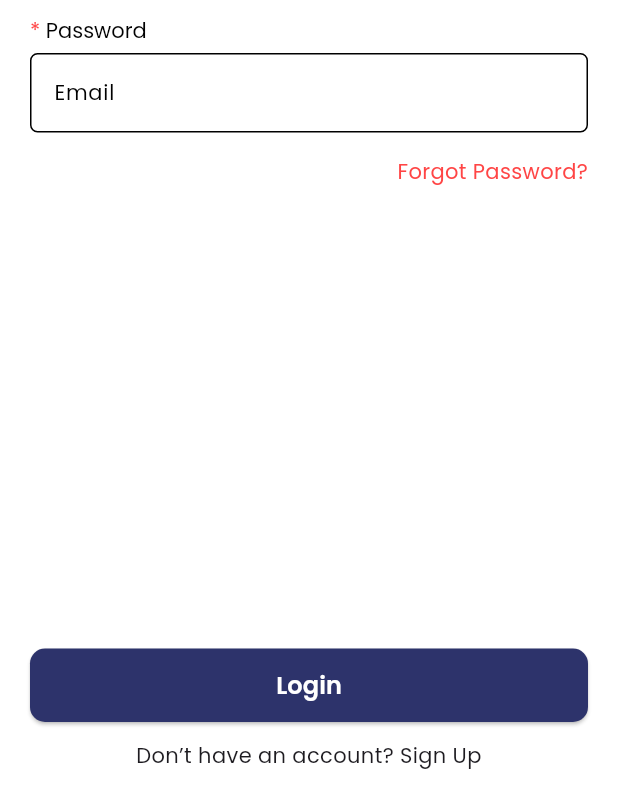
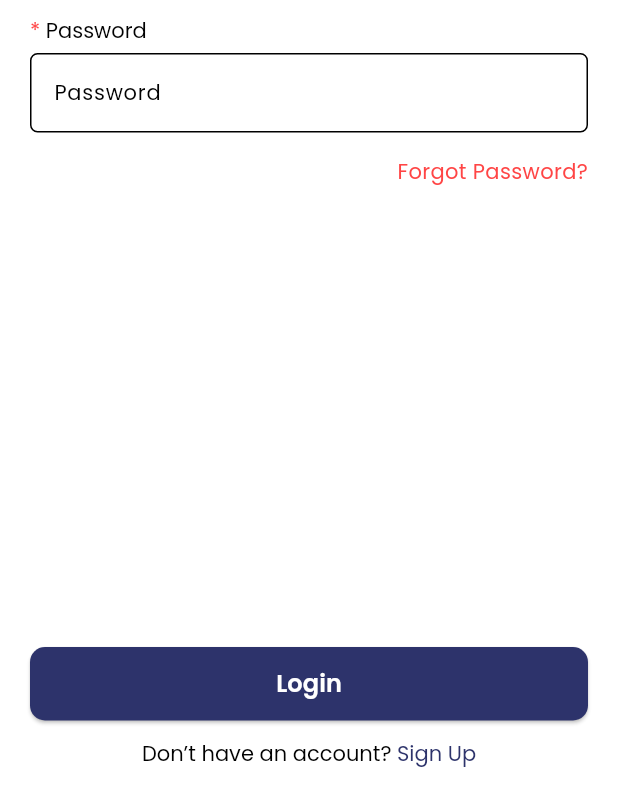
Before and after one commit to TediHidayat07/newshive, a Flutter app: the screen it shows after launch, after a tap on "Skip", after a tap on "Get Started", on a phone screen of 412 x 824 dp. Shown: the part 436-1233 px from the top of the screen. Run offline on Flutter 3.47's test engine with Material 3 defaults, Android fonts, the phone set to English and light mode, and no system bars; our stand-ins replace flutter_screenutil, go_router, google_fonts, smooth_page_indicator.

```diff
--- a/lib/views/login_screen.dart
+++ b/lib/views/login_screen.dart
@@ -1,7 +1,12 @@
+import 'dart:developer';
+
 import 'package:flutter/material.dart';
+import 'package:go_router/go_router.dart';
 import 'package:newshive/views/utils/custom_form_field.dart';
 import 'package:newshive/views/utils/form_validator.dart';
 import 'package:newshive/views/widgets/primary_button.dart';
+import 'package:newshive/views/widgets/rich_text_widget.dart';
+import '../routes/route_names.dart';
 import 'utils/helper.dart';
 
 class LoginScreen extends StatefulWidget {
@@ -29,35 +34,22 @@ class _LoginScreenState extends State<LoginScreen> {
             child: Column(
               crossAxisAlignment: CrossAxisAlignment.start,
               children: [
-                RichText(
-                  text: TextSpan(
-                    text: 'Hello',
-                    style: headline1.copyWith(
-                      color: cBlack,
-                      fontWeight: semibold,
-                    ),
-                    children: [
-                      TextSpan(
-                        text: '\nAgain!',
-                        style: headline1.copyWith(color: cPrimary),
-                      ),
-                    ],
-                  ),
+                RichTextWidget(
+                  textOne: 'Hello',
+                  textStyleOne: headline1.copyWith(fontWeight: semibold),
+                  cTextOne: cBlack,
+                  textTwo: '\nAgain!',
+                  textStyleTwo: headline1.copyWith(fontWeight: semibold),
+                  cTextTwo: cPrimary,
                 ),
                 vsSmall,
                 Text('Welcome back you’ve been missed', style: subtitle1),
                 vsXLarge,
-                RichText(
-                  text: TextSpan(
-                    text: '* ',
-                    style: subtitle2.copyWith(color: cError),
-                    children: [
-                      TextSpan(
-                        text: 'Email',
-                        style: subtitle2.copyWith(color: cBlack),
-                      ),
-                    ],
-                  ),
+                RichTextWidget(
+                  textOne: '* ',
+                  textStyleOne: subtitle2.copyWith(color: cError),
+                  textTwo: 'Email',
+                  textStyleTwo: subtitle2.copyWith(color: cBlack),
                 ),
                 vsSuperTiny,
                 CustomFormField(
@@ -68,22 +60,16 @@ class _LoginScreenState extends State<LoginScreen> {
                   validator: validateEmail,
                 ),
                 vsSmall,
-                RichText(
-                  text: TextSpan(
-                    text: '* ',
-                    style: subtitle2.copyWith(color: cError),
-                    children: [
-                      TextSpan(
-                        text: 'Password',
-                        style: subtitle2.copyWith(color: cBlack),
-                      ),
-                    ],
-                  ),
+                RichTextWidget(
+                  textOne: '* ',
+                  textStyleOne: subtitle2.copyWith(color: cError),
+                  textTwo: 'Password',
+                  textStyleTwo: subtitle2.copyWith(color: cBlack),
                 ),
                 vsSuperTiny,
                 CustomFormField(
                   controller: passwordController,
-                  hintText: 'Email',
+                  hintText: 'Password',
                   keyboardType: TextInputType.url,
                   textInputAction: TextInputAction.done,
                   validator: validatePassword,
@@ -91,7 +77,9 @@ class _LoginScreenState extends State<LoginScreen> {
                 ),
                 vsMedium,
                 GestureDetector(
-                  onTap: () {},
+                  onTap: () {
+                    log('Forgot Password onTap');
+                  },
                   child: Align(
                     alignment: Alignment.centerRight,
                     child: Text(
@@ -101,13 +89,25 @@ class _LoginScreenState extends State<LoginScreen> {
                   ),
                 ),
                 Spacer(),
-                PrimaryButton(onPressed: () {}, title: 'Login'),
+                PrimaryButton(
+                  onPressed: () {
+                    log('Login onTap');
+                  },
+                  title: 'Login',
+                ),
                 vsSmall,
-                Center(
-                  child: Text(
-                    'Don’t have an account? Sign Up',
-                    textAlign: TextAlign.center,
-                    style: subtitle2,
+                GestureDetector(
+                  onTap: () {
+                    context.pushNamed(RouteNames.register);
+                  },
+                  child: Align(
+                    alignment: Alignment.center,
+                    child: RichTextWidget(
+                      textOne: 'Don’t have an account? ',
+                      textStyleOne: subtitle2.copyWith(color: cBlack),
+                      textTwo: 'Sign Up',
+                      textStyleTwo: subtitle2.copyWith(color: cPrimary),
+                    ),
                   ),
                 ),
               ],
--- /dev/null
+++ b/lib/views/widgets/rich_text_widget.dart
@@ -0,0 +1,41 @@
+import 'package:flutter/material.dart';
+import '../utils/helper.dart';
+
+class RichTextWidget extends StatelessWidget {
+  final TextStyle? textStyleOne;
+  final TextStyle? textStyleTwo;
+  final String textOne;
+  final String textTwo;
+  final Color? cTextOne;
+  final Color? cTextTwo;
+  final TextOverflow? overflow;
+  final int? maxLines;
+
+  const RichTextWidget({
+    super.key,
+    required this.textOne,
+    required this.textTwo,
+    this.cTextOne,
+    this.cTextTwo,
+    this.overflow,
+    this.maxLines,
+    this.textStyleOne,
+    this.textStyleTwo,
+  });
+
+  @override
+  Widget build(BuildContext context) {
+    return RichText(
+      text: TextSpan(
+        text: textOne,
+        style: (textStyleOne ?? caption).copyWith(color: cTextOne),
+        children: [
+          TextSpan(
+            text: textTwo,
+            style: (textStyleTwo ?? subtitle2).copyWith(color: cTextTwo),
+          ),
+        ],
+      ),
+    );
+  }
+}
```
Also changed, not shown: lib/views/register_screen.dart (+138 -4 lines).
